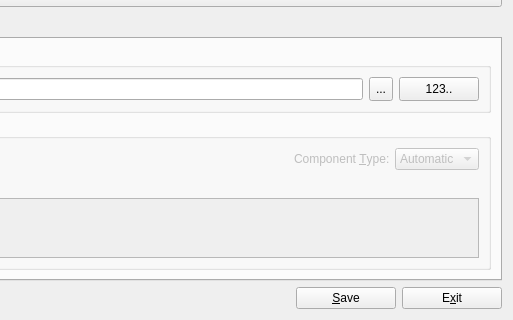
zint/zint, file frontend_qt/mainWindow.ui: the form before one commit; both pictures show x 188 to 701 and y 404 to 724 of the 701 by 724 pixel window.
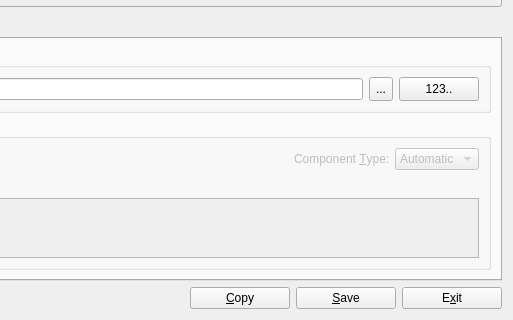
The form after the commit. Icons and pictures are not drawn.

Commit message: Add option to copy to clipboard

The edit to the form file:
```diff
--- a/frontend_qt/mainWindow.ui
+++ b/frontend_qt/mainWindow.ui
@@ -619,6 +619,19 @@
        </property>
       </spacer>
      </item>
+     <item row="0" column="2">
+      <widget class="QPushButton" name="btnCopy">
+       <property name="minimumSize">
+        <size>
+         <width>100</width>
+         <height>0</height>
+        </size>
+       </property>
+       <property name="text">
+        <string>&amp;Copy</string>
+       </property>
+      </widget>
+     </item>
     </layout>
    </item>
   </layout>
```
Left out of the diff: 4 changed lines with no effect on the pictures. The commit also changes 2 other files.
